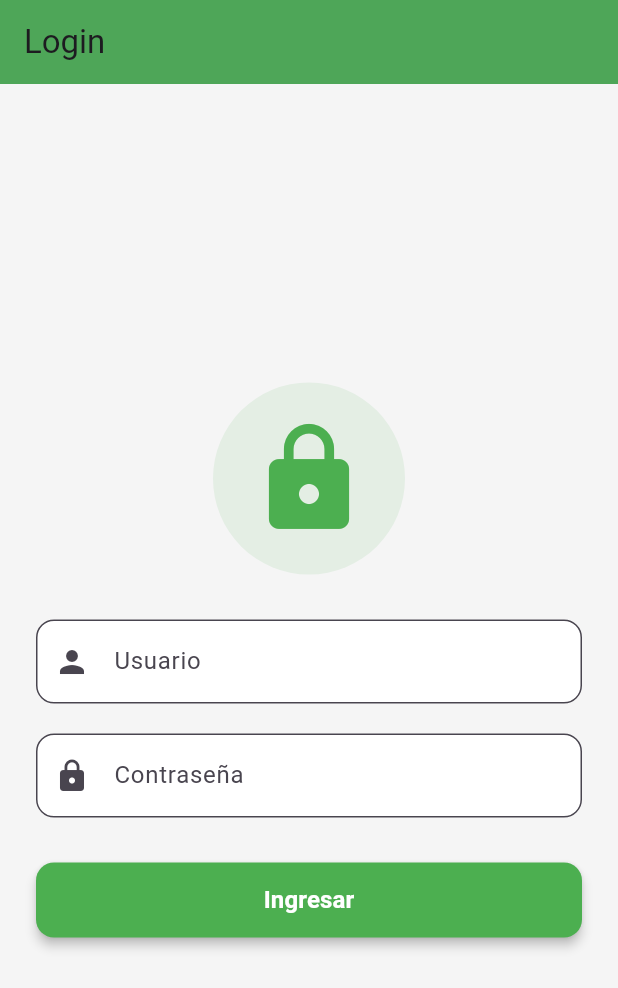
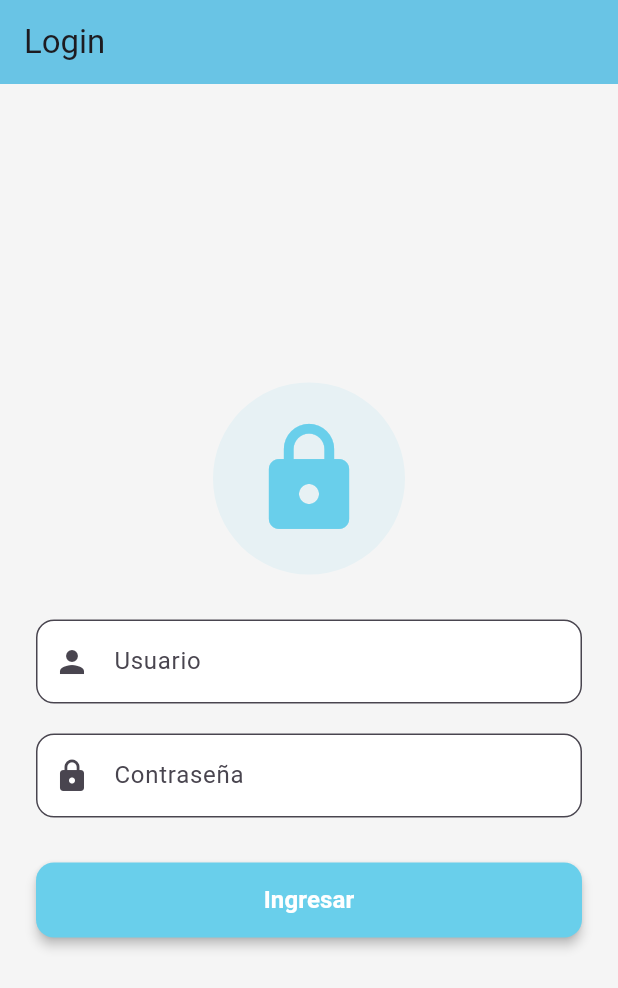
Before and after one commit to Marvinjerez/app-clientes, a Flutter app: the screen it shows after launch, on a phone screen of 412 x 824 dp. Shown: the top 988 px of the screen. Run offline on Flutter 3.47's test engine with Material 3 defaults, Android fonts, the phone set to English and light mode, and no system bars; our stand-ins replace shared_preferences.

Commit message:
cambio paleta de colores

```diff
--- a/frontend/app_clientes/lib/pages/login.dart
+++ b/frontend/app_clientes/lib/pages/login.dart
@@ -54,7 +54,7 @@ class _LoginState extends State<Login> {
       backgroundColor: const Color(0xFFF5F5F5),
       appBar: AppBar(
         title: const Text("Login"),
-        backgroundColor: const Color(0xFF4CAF50),
+        backgroundColor: const Color.fromARGB(255, 105, 207, 235),
         elevation: 4,
       ),
       body: Center(
@@ -68,14 +68,14 @@ class _LoginState extends State<Login> {
                   // Icono de login grande
                   Container(
                     decoration: BoxDecoration(
-                      color: const Color(0xFF4CAF50).withOpacity(0.1),
+                      color: const Color.fromARGB(255, 105, 207, 235).withOpacity(0.1),
                       shape: BoxShape.circle,
                     ),
                     padding: const EdgeInsets.all(24),
                     child: const Icon(
                       Icons.lock,
                       size: 80,
-                      color: Color(0xFF4CAF50),
+                      color: Color.fromARGB(255, 105, 207, 235),
                     ),
                   ),
                   const SizedBox(height: 30),
@@ -120,7 +120,7 @@ class _LoginState extends State<Login> {
                     duration: const Duration(milliseconds: 300),
                     child: loading
                         ? const CircularProgressIndicator(
-                            color: Color(0xFF4CAF50),
+                            color: Color.fromARGB(255, 105, 207, 235),
                           )
                         : SizedBox(
                             width: double.infinity,
@@ -128,7 +128,7 @@ class _LoginState extends State<Login> {
                             child: ElevatedButton(
                               onPressed: login,
                               style: ElevatedButton.styleFrom(
-                                backgroundColor: const Color(0xFF4CAF50),
+                                backgroundColor: const Color.fromARGB(255, 105, 207, 235),
                                 shape: RoundedRectangleBorder(
                                   borderRadius: BorderRadius.circular(12),
                                 ),
```
Also changed, not shown: frontend/app_clientes/lib/pages/crear_clientes.dart (+5 -5 lines), frontend/app_clientes/lib/pages/lista_clientes.dart (+5 -5 lines).
